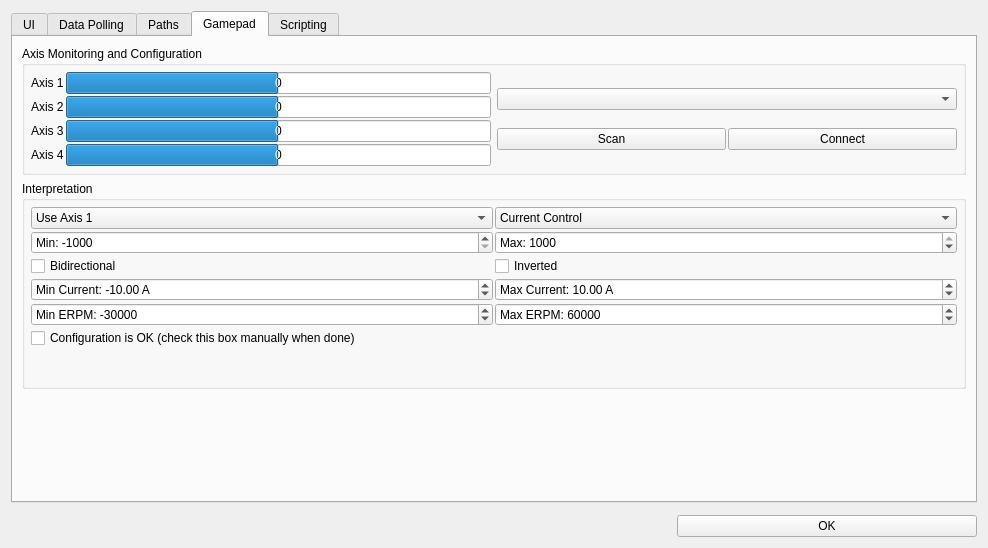
The window that preferences.ui (darwinbeing/vesc_tool) describes before a commit, drawn with Qt 5.
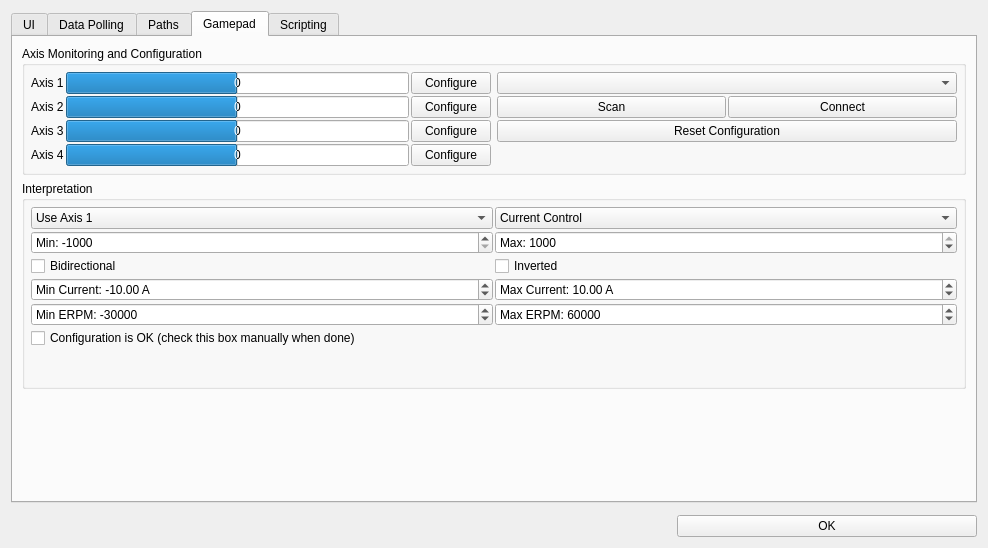
The same window after the commit. The open tabs and pages were chosen to show the change. Icons and pictures are not drawn. Custom widgets are drawn as their Qt base class.

Commit message:
Gamepad: restore axis configure/reset buttons (SDL3 remapping)
Re-insert jsConf1-4Button (gridLayout rows 0-3 col 2) and
jsResetConfigButton + verticalSpacer_2 (gridLayout_2 rows 2-3) into
preferences.ui; wire them to Gamepad::startConfigureAxis(0-3) and
resetConfiguration(); drive axis capture via update() each timer tick;
persist axis map to QSettings via axisMapString()/setAxisMapString().

What changed in the file:
```diff
--- a/preferences.ui
+++ b/preferences.ui
@@ -587,6 +587,50 @@
               </property>
              </widget>
             </item>
+            <item row="0" column="2">
+             <widget class="QPushButton" name="jsConf1Button">
+              <property name="text">
+               <string>Configure</string>
+              </property>
+              <property name="icon">
+               <iconset resource="res.qrc">
+                <normaloff>:/res/icons/Horizontal Settings Mixer-96.png</normaloff>:/res/icons/Horizontal Settings Mixer-96.png</iconset>
+              </property>
+             </widget>
+            </item>
+            <item row="1" column="2">
+             <widget class="QPushButton" name="jsConf2Button">
+              <property name="text">
+               <string>Configure</string>
+              </property>
+              <property name="icon">
+               <iconset resource="res.qrc">
+                <normaloff>:/res/icons/Horizontal Settings Mixer-96.png</normaloff>:/res/icons/Horizontal Settings Mixer-96.png</iconset>
+              </property>
+             </widget>
+            </item>
+            <item row="2" column="2">
+             <widget class="QPushButton" name="jsConf3Button">
+              <property name="text">
+               <string>Configure</string>
+              </property>
+              <property name="icon">
+               <iconset resource="res.qrc">
+                <normaloff>:/res/icons/Horizontal Settings Mixer-96.png</normaloff>:/res/icons/Horizontal Settings Mixer-96.png</iconset>
+              </property>
+             </widget>
+            </item>
+            <item row="3" column="2">
+             <widget class="QPushButton" name="jsConf4Button">
+              <property name="text">
+               <string>Configure</string>
+              </property>
+              <property name="icon">
+               <iconset resource="res.qrc">
+                <normaloff>:/res/icons/Horizontal Settings Mixer-96.png</normaloff>:/res/icons/Horizontal Settings Mixer-96.png</iconset>
+              </property>
+             </widget>
+            </item>
            </layout>
           </item>
           <item>
@@ -619,6 +663,30 @@
             <item row="0" column="0" colspan="2">
              <widget class="QComboBox" name="jsListBox"/>
             </item>
+            <item row="3" column="1">
+             <spacer name="verticalSpacer_2">
+              <property name="orientation">
+               <enum>Qt::Orientation::Vertical</enum>
+              </property>
+              <property name="sizeHint" stdset="0">
+               <size>
+                <width>20</width>
+                <height>10</height>
+               </size>
+              </property>
+             </spacer>
+            </item>
+            <item row="2" column="0" colspan="2">
+             <widget class="QPushButton" name="jsResetConfigButton">
+              <property name="text">
+               <string>Reset Configuration</string>
+              </property>
+              <property name="icon">
+               <iconset resource="res.qrc">
+                <normaloff>:/res/icons/Restart-96.png</normaloff>:/res/icons/Restart-96.png</iconset>
+              </property>
+             </widget>
+            </item>
            </layout>
           </item>
          </layout>
```
The commit also changes 2 other files.
